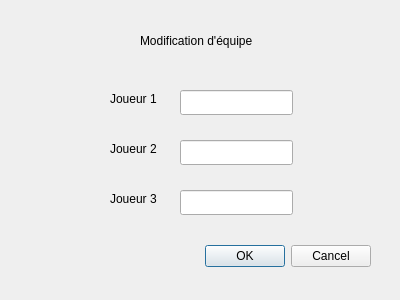
First picture: the form in modteam.ui, repository LeVirus/Concour, before the edit.
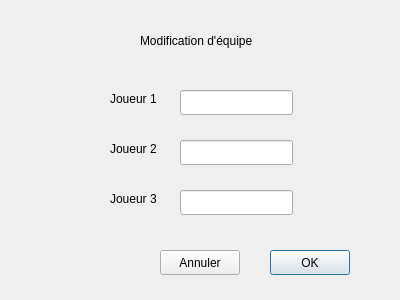
Second picture: the form after the edit.

```diff
--- a/modteam.ui
+++ b/modteam.ui
@@ -13,22 +13,6 @@
   <property name="windowTitle">
    <string>Dialog</string>
   </property>
-  <widget class="QDialogButtonBox" name="buttonBox">
-   <property name="geometry">
-    <rect>
-     <x>30</x>
-     <y>240</y>
-     <width>341</width>
-     <height>32</height>
-    </rect>
-   </property>
-   <property name="orientation">
-    <enum>Qt::Horizontal</enum>
-   </property>
-   <property name="standardButtons">
-    <set>QDialogButtonBox::Cancel|QDialogButtonBox::Ok</set>
-   </property>
-  </widget>
   <widget class="QLineEdit" name="lineEdit">
    <property name="geometry">
     <rect>
@@ -114,6 +98,32 @@
     <string>Modification d'équipe</string>
    </property>
   </widget>
+  <widget class="QPushButton" name="pushButton">
+   <property name="geometry">
+    <rect>
+     <x>270</x>
+     <y>250</y>
+     <width>80</width>
+     <height>25</height>
+    </rect>
+   </property>
+   <property name="text">
+    <string>OK</string>
+   </property>
+  </widget>
+  <widget class="QPushButton" name="pushButton_2">
+   <property name="geometry">
+    <rect>
+     <x>160</x>
+     <y>250</y>
+     <width>80</width>
+     <height>25</height>
+    </rect>
+   </property>
+   <property name="text">
+    <string>Annuler</string>
+   </property>
+  </widget>
  </widget>
  <resources/>
  <connections>
```
Left out of the diff: 37 changed lines with no effect on the pictures.
